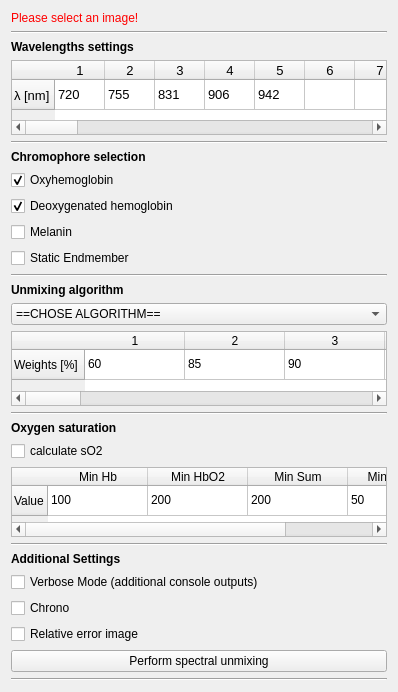
First picture: the form in Plugins/org.mitk.gui.qt.photoacoustics.spectralunmixing/src/internal/SpectralUnmixingControls.ui, repository MITK/MITK, before the edit.
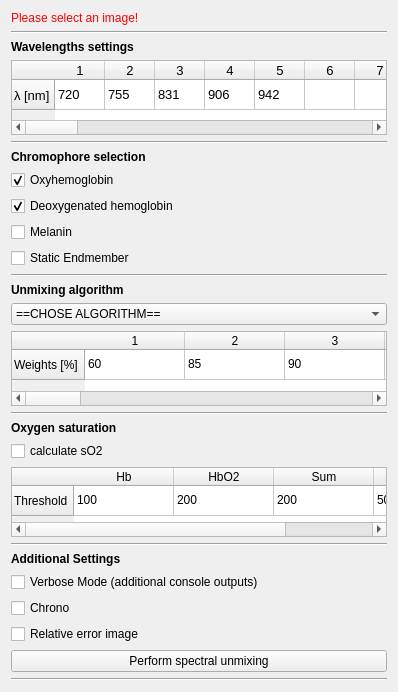
Second picture: the form after the edit. Icons and pictures are not drawn.

Commit message: added ToolTips into the GUI.

The edit to the form file:
```diff
--- a/Plugins/org.mitk.gui.qt.photoacoustics.spectralunmixing/src/internal/SpectralUnmixingControls.ui
+++ b/Plugins/org.mitk.gui.qt.photoacoustics.spectralunmixing/src/internal/SpectralUnmixingControls.ui
@@ -7,7 +7,7 @@
     <x>0</x>
     <y>0</y>
     <width>398</width>
-    <height>643</height>
+    <height>666</height>
    </rect>
   </property>
   <property name="minimumSize">
@@ -887,27 +887,27 @@
      </property>
      <row>
       <property name="text">
-       <string>Value</string>
+       <string>Threshold</string>
       </property>
      </row>
      <column>
       <property name="text">
-       <string>Min Hb</string>
+       <string>Hb</string>
       </property>
      </column>
      <column>
       <property name="text">
-       <string>Min HbO2</string>
+       <string>HbO2</string>
       </property>
      </column>
      <column>
       <property name="text">
-       <string>Min Sum</string>
+       <string>Sum</string>
       </property>
      </column>
      <column>
       <property name="text">
-       <string>Min SO2 %</string>
+       <string>SO2 %</string>
       </property>
      </column>
      <item row="0" column="0">
```
Left out of the diff: 45 changed lines with no effect on the pictures.
